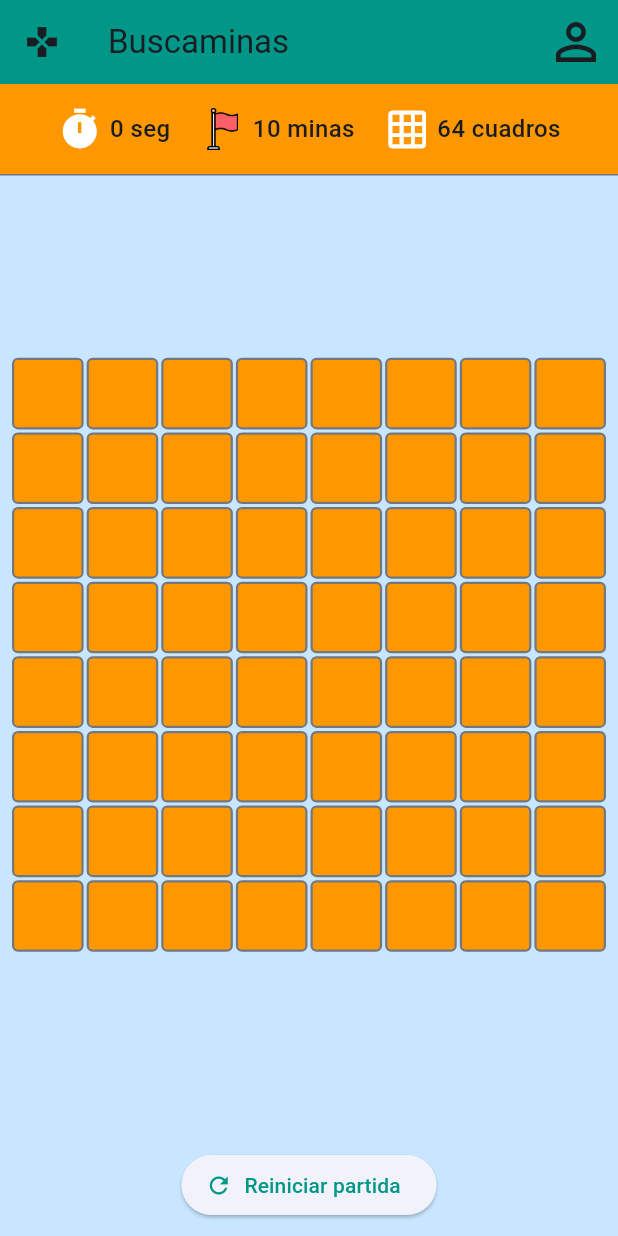
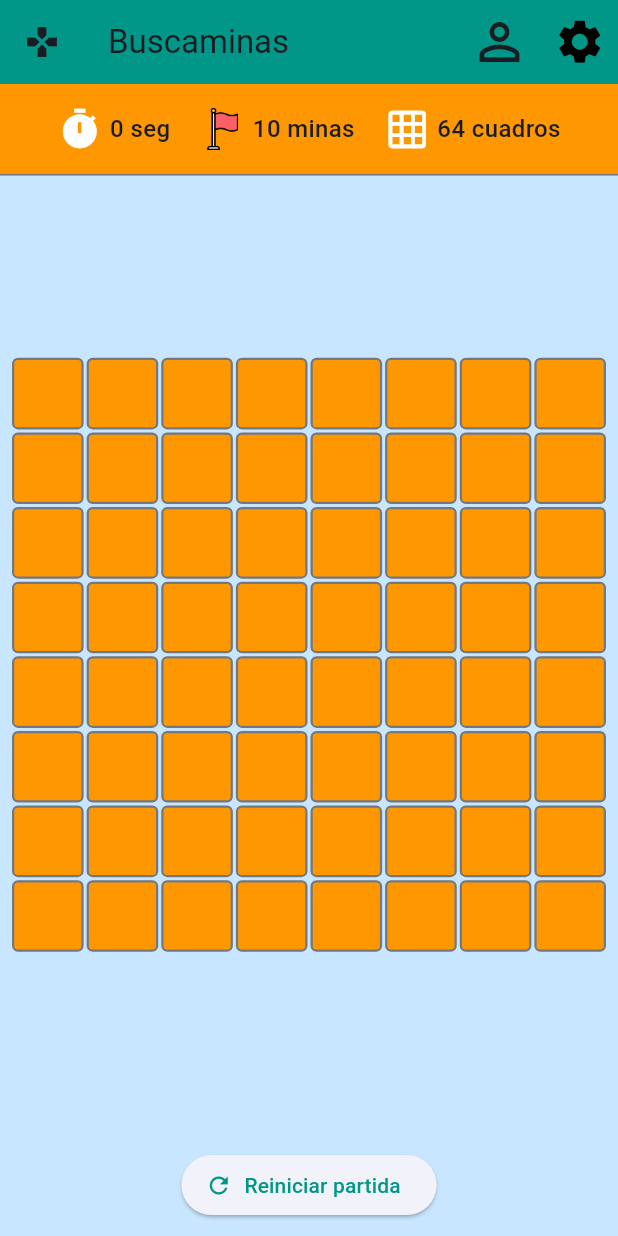
Before and after one commit to RenaLG5/3479A321_2023479013, a Flutter app: the screen it shows after launch, after a tap on "Reiniciar partida", on a phone screen of 412 x 824 dp. Run offline on Flutter 3.47's test engine with Material 3 defaults, Android fonts, the phone set to English and light mode, and no system bars; our stand-ins replace logger, shared_preferences.

Commit message:
Agregar acceso a pantalla de configuracion
Actualización de variables "estaticas" a "dinamicas" para poder modificarlas en la partida. Ademas de reiniciar el tablero cada vez que se haga un cambio en la configuración, ya que antes tenia que reiniciar el nivel manualmente para que se vean los cambios

```diff
--- a/lib/main.dart
+++ b/lib/main.dart
@@ -3,6 +3,7 @@ import 'package:logger/logger.dart';
 import 'ui/screens/minesweeper_screen.dart';
 import 'package:provider/provider.dart';
 import 'viewmodels/game_viewmodel.dart';
+import 'ui/screens/settings_screen.dart';
 
 var logger = Logger();
 
@@ -41,6 +42,8 @@ class MyApp extends StatelessWidget {
         useMaterial3: true,
       ),
 
+      routes: {'/settings': (context) => const SettingsScreen()},
+
       home: const MinesweeperScreen(),
     );
   }
--- a/lib/ui/screens/minesweeper_screen.dart
+++ b/lib/ui/screens/minesweeper_screen.dart
@@ -41,6 +41,14 @@ class MinesweeperScreen extends StatelessWidget {
               );
             },
           ),
+
+          IconButton(
+            icon: const Icon(Icons.settings, size: 35, color: Colors.black),
+
+            onPressed: () {
+              Navigator.pushNamed(context, '/settings');
+            },
+          ),
         ],
       ),
       body: SafeArea(
@@ -70,7 +78,7 @@ class MinesweeperScreen extends StatelessWidget {
                     Image.asset('assets/icons/flag.png', width: 30, height: 30),
                     const SizedBox(width: 5),
                     Text(
-                      '${gameVM.totalBombs} minas',
+                      '${gameVM.bombCount} minas',
                       style: theme.textTheme.bodyMedium,
                     ),
 
@@ -82,7 +90,10 @@ class MinesweeperScreen extends StatelessWidget {
                       color: theme.colorScheme.onSecondary,
                     ),
                     const SizedBox(width: 5),
-                    Text('64 cuadros', style: theme.textTheme.bodyMedium),
+                    Text(
+                      '${gameVM.boardSize * gameVM.boardSize} cuadros',
+                      style: theme.textTheme.bodyMedium,
+                    ),
                   ],
                 ),
               ),
@@ -139,8 +150,8 @@ class MinesweeperScreen extends StatelessWidget {
           aspectRatio: 1.0,
           child: GridView.builder(
             physics: const NeverScrollableScrollPhysics(),
-            gridDelegate: const SliverGridDelegateWithFixedCrossAxisCount(
-              crossAxisCount: 8,
+            gridDelegate: SliverGridDelegateWithFixedCrossAxisCount(
+              crossAxisCount: gameVM.boardSize,
               crossAxisSpacing: 2.0,
               mainAxisSpacing: 2.0,
             ),
--- a/lib/ui/screens/settings_screen.dart
+++ b/lib/ui/screens/settings_screen.dart
@@ -65,6 +65,8 @@ class SettingsScreen extends StatelessWidget {
               onPressed: () async {
                 await gameVM.saveSettings();
 
+                gameVM.resetGame();
+
                 ScaffoldMessenger.of(context).showSnackBar(
                   const SnackBar(content: Text('Configuración guardada')),
                 );
--- a/lib/viewmodels/game_viewmodel.dart
+++ b/lib/viewmodels/game_viewmodel.dart
@@ -15,18 +15,26 @@ class GameViewModel extends ChangeNotifier {
 
   int totalBombs = 10;
 
-  GameViewModel() {
-    cells = List.generate(64, (i) => CellModel(index: i));
-    loadSettings();
-    _generateBoard();
-    _calculateAdjacentBombs();
-  }
-
   Timer? _timer;
 
   int secondsElapsed = 0;
 
   bool hasStarted = false;
+
+  GameViewModel() {
+    loadSettings();
+    _createBoard();
+  }
+
+  void _createBoard() {
+    cells = List.generate(boardSize * boardSize, (i) => CellModel(index: i));
+
+    _generateBoard();
+
+    _calculateAdjacentBombs();
+
+    notifyListeners();
+  }
 
   void _startTimer() {
     _timer = Timer.periodic(const Duration(seconds: 1), (timer) {
@@ -39,8 +47,10 @@ class GameViewModel extends ChangeNotifier {
   void revealCell(int index) {
     if (!hasStarted) {
       hasStarted = true;
+
       _startTimer();
     }
+
     if (isGameOver) return;
 
     if (cells[index].isRevealed) return;
@@ -49,7 +59,9 @@ class GameViewModel extends ChangeNotifier {
 
     if (cells[index].isBomb) {
       isGameOver = true;
+
       _revealAll();
+
       _timer?.cancel();
     }
 
@@ -59,8 +71,8 @@ class GameViewModel extends ChangeNotifier {
   void _generateBoard() {
     final random = Random();
 
-    for (int i = 0; i < 11; i++) {
-      int bombIndex = random.nextInt(64);
+    for (int i = 0; i < bombCount; i++) {
+      int bombIndex = random.nextInt(boardSize * boardSize);
 
       cells[bombIndex].isBomb = true;
     }
@@ -70,16 +82,21 @@ class GameViewModel extends ChangeNotifier {
     for (var cell in cells) {
       int count = 0;
 
-      int row = cell.index ~/ 8;
-      int col = cell.index % 8;
+      int row = cell.index ~/ boardSize;
+
+      int col = cell.index % boardSize;
 
       for (int i = -1; i <= 1; i++) {
         for (int j = -1; j <= 1; j++) {
           int newRow = row + i;
+
           int newCol = col + j;
 
-          if (newRow >= 0 && newRow < 8 && newCol >= 0 && newCol < 8) {
-            int neighborIndex = newRow * 8 + newCol;
+          if (newRow >= 0 &&
+              newRow < boardSize &&
+              newCol >= 0 &&
+              newCol < boardSize) {
+            int neighborIndex = newRow * boardSize + newCol;
 
             if (cells[neighborIndex].isBomb) {
               count++;
@@ -117,6 +134,8 @@ class GameViewModel extends ChangeNotifier {
 
     bombCount = prefs.getInt('bombCount') ?? 10;
 
+    totalBombs = bombCount;
+
     notifyListeners();
   }
 
@@ -129,13 +148,9 @@ class GameViewModel extends ChangeNotifier {
 
     isGameOver = false;
 
-    cells = List.generate(64, (i) => CellModel(index: i));
+    totalBombs = bombCount;
 
-    _generateBoard();
-
-    _calculateAdjacentBombs();
-
-    notifyListeners();
+    _createBoard();
   }
 
   @override
```
